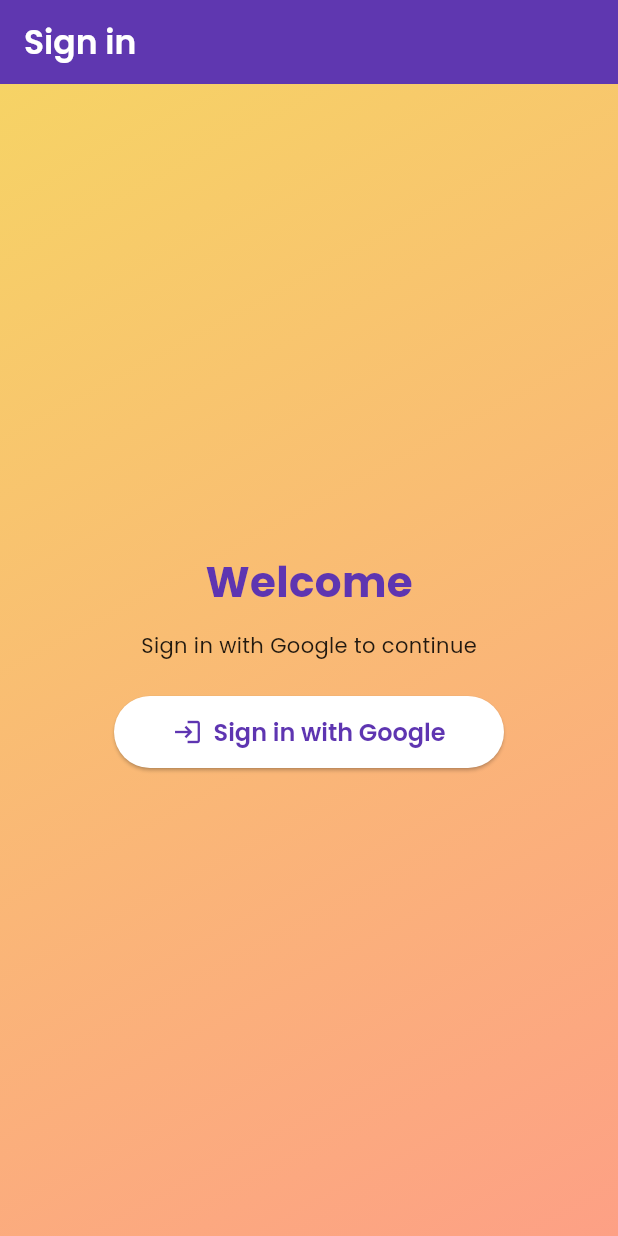
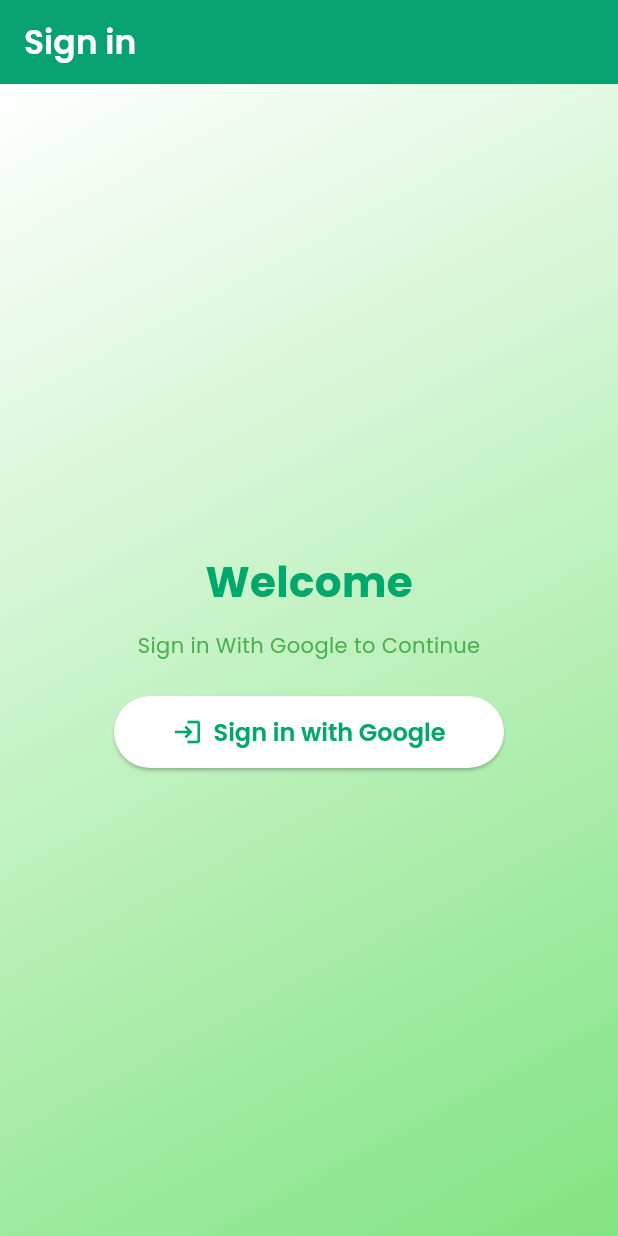
Before and after one commit to Clavatum/Micro_Volunteering_Hub, a Flutter app: the screen it shows after launch, on a phone screen of 412 x 824 dp. Run offline on Flutter 3.47's test engine with Material 3 defaults, Android fonts, the phone set to English and light mode, and no system bars; our stand-ins replace cloud_firestore, connectivity_plus, firebase_auth, firebase_core, flutter_map, flutter_riverpod and 8 more; accounts and stored records are empty.

Commit message:
chore: Google sign in screen UI updated

```diff
--- a/lib/Screens/google_sign_in_screen.dart
+++ b/lib/Screens/google_sign_in_screen.dart
@@ -8,8 +8,7 @@ import 'package:firebase_auth/firebase_auth.dart';
 import 'package:micro_volunteering_hub/utils/snackbar_service.dart';
 import 'package:micro_volunteering_hub/backend/client/requests.dart';
 
-const googleWebClientId =
-    String.fromEnvironment('GOOGLE_WEB_CLIENT_ID');
+const googleWebClientId = String.fromEnvironment('GOOGLE_WEB_CLIENT_ID');
 
 class GoogleSignInScreen extends StatefulWidget {
   const GoogleSignInScreen({Key? key}) : super(key: key);
@@ -24,7 +23,7 @@ class _GoogleSignInScreenState extends State<GoogleSignInScreen>
   final FirebaseAuth _auth = FirebaseAuth.instance;
   User? _user;
 
-  Color primary = Color(0xFF5E35B1);
+  Color primary = Color(0xFF00A86B);
   late Animation<double> _animFade;
   late Animation<Offset> _animSlide;
   @override
@@ -51,7 +50,8 @@ class _GoogleSignInScreenState extends State<GoogleSignInScreen>
 
   Future<void> _logInWithGoogle(BuildContext context) async {
     try {
-      final GoogleSignInAccount? googleUser = await GoogleSignIn.instance.authenticate();
+      final GoogleSignInAccount? googleUser = await GoogleSignIn.instance
+          .authenticate();
 
       if (googleUser == null) {
         showGlobalSnackBar("Login cancelled");
@@ -62,7 +62,8 @@ class _GoogleSignInScreenState extends State<GoogleSignInScreen>
       final AuthCredential credential = GoogleAuthProvider.credential(
         idToken: googleAuth.idToken,
       );
-      final UserCredential userCredential = await FirebaseAuth.instance.signInWithCredential(credential);
+      final UserCredential userCredential = await FirebaseAuth.instance
+          .signInWithCredential(credential);
       if (userCredential.user != null) {
         showGlobalSnackBar("Login successful.");
       } else {
@@ -70,7 +71,9 @@ class _GoogleSignInScreenState extends State<GoogleSignInScreen>
       }
     } on PlatformException catch (e) {
       if (e.code == "network_error") {
-        showGlobalSnackBar("Network error, please check your internet connection.");
+        showGlobalSnackBar(
+          "Network error, please check your internet connection.",
+        );
       }
     } on GoogleSignInException catch (e) {
       if (e.code == GoogleSignInExceptionCode.canceled) {
@@ -78,7 +81,9 @@ class _GoogleSignInScreenState extends State<GoogleSignInScreen>
       }
     } catch (e) {
       print("Error in _logInWithGoogle(): ${e.toString()}");
-      showGlobalSnackBar("Something went wrong while logging in with Google.",);
+      showGlobalSnackBar(
+        "Something went wrong while logging in with Google.",
+      );
     }
   }
 
@@ -101,8 +106,8 @@ class _GoogleSignInScreenState extends State<GoogleSignInScreen>
               ),
               const SizedBox(height: 12),
               Text(
-                'Sign in with Google to continue',
-                style: GoogleFonts.poppins(color: Colors.black87),
+                'Sign in With Google to Continue',
+                style: GoogleFonts.poppins(color: Colors.green),
               ),
               const SizedBox(height: 24),
               SizedBox(
@@ -150,7 +155,10 @@ class _GoogleSignInScreenState extends State<GoogleSignInScreen>
           gradient: LinearGradient(
             begin: Alignment.topLeft,
             end: Alignment.bottomRight,
-            colors: [Color(0xFFf6d365), Color(0xFFfda085)],
+            colors: [
+              Color.fromARGB(255, 255, 255, 255),
+              Color.fromARGB(255, 130, 228, 130),
+            ],
           ),
         ),
         child: signInAnimation(),
--- a/lib/materials/background_gradient.dart
+++ b/lib/materials/background_gradient.dart
@@ -11,7 +11,7 @@ class BackgroundGradient extends StatelessWidget {
         gradient: LinearGradient(
           begin: Alignment.topLeft,
           end: Alignment.bottomRight,
-          colors: [Color(0xFF6A11CB), Color(0xFF2575FC)],
+          colors: [Color(0xFF00A86B), Colors.white],
         ),
       ),
       child: child,
--- a/lib/materials/gradient_button.dart
+++ b/lib/materials/gradient_button.dart
@@ -22,7 +22,7 @@ class GradientButton extends StatelessWidget {
         height: height,
         decoration: BoxDecoration(
           gradient: const LinearGradient(
-            colors: [Color(0xFF00C9FF), Color(0xFF92FE9D)],
+            colors: [Colors.white, Color(0xFF92FE9D)],
             begin: Alignment.topLeft,
             end: Alignment.bottomRight,
           ),
```
